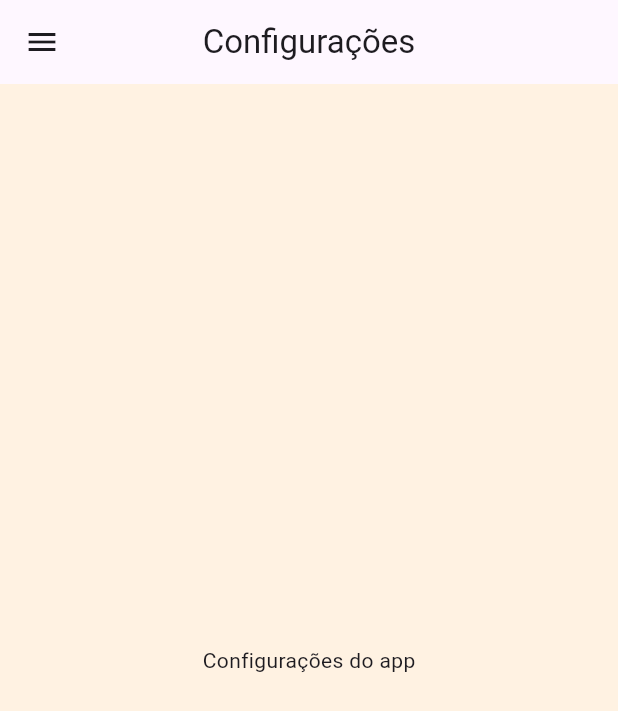
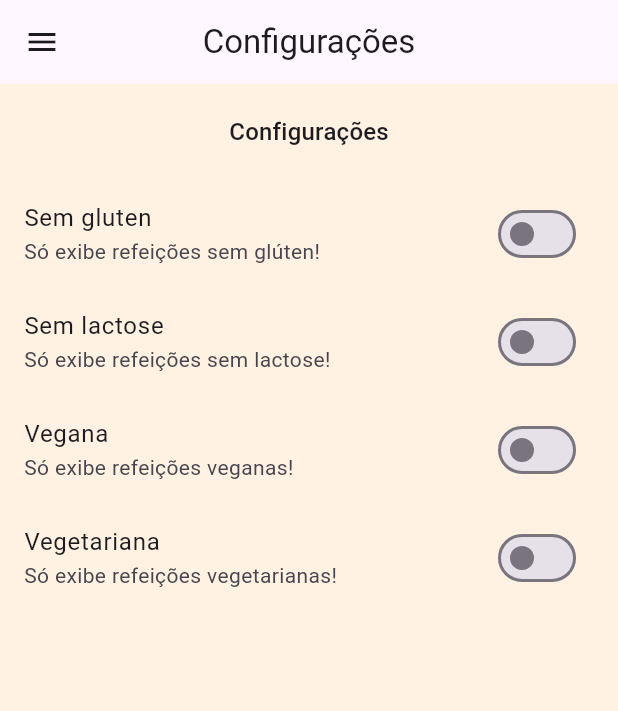
Before and after one commit to gabrielnavas/meals-flutter-app, a Flutter app: the SettingsScreen screen opened by its route, on a phone screen of 412 x 824 dp. Shown: the top 711 px of the screen. Run offline on Flutter 3.47's test engine with Material 3 defaults, Android fonts, the phone set to English and light mode, and no system bars; network calls fail.

Commit message:
add switchs on configuration screen

```diff
--- a/lib/screens/meal_detail_screen.dart
+++ b/lib/screens/meal_detail_screen.dart
@@ -87,6 +87,16 @@ class MealDetailScreen extends StatelessWidget {
           ],
         ),
       ),
+      floatingActionButton: FloatingActionButton(
+        backgroundColor: Colors.amber.shade400,
+        onPressed: () {
+          Navigator.of(context).pop(meal);
+        },
+        shape: RoundedRectangleBorder(borderRadius: BorderRadius.circular(25)),
+        child: const Icon(
+          Icons.star,
+        ),
+      ),
     );
   }
 
--- /dev/null
+++ b/lib/screens/settings.dart
@@ -0,0 +1,6 @@
+class Settings {
+  bool isGlutenFree = false;
+  bool isLactoseFree = false;
+  bool isVegan = false;
+  bool isVegetarian = false;
+}
--- a/lib/screens/settings_screen.dart
+++ b/lib/screens/settings_screen.dart
@@ -1,8 +1,26 @@
 import 'package:flutter/material.dart';
+import 'package:meals_flutter_app/screens/settings.dart';
 import 'package:meals_flutter_app/widgets/main_drawer.dart';
 
-class SettingsScreen extends StatelessWidget {
+class SettingsScreen extends StatefulWidget {
   const SettingsScreen({super.key});
+
+  @override
+  State<SettingsScreen> createState() => _SettingsScreenState();
+}
+
+class _SettingsScreenState extends State<SettingsScreen> {
+  final Settings settings = Settings();
+
+  Widget _createSwitch(String title, String subtitle, bool value,
+      void Function(bool?) onChanged) {
+    return SwitchListTile.adaptive(
+      title: Text(title),
+      subtitle: Text(subtitle),
+      value: value,
+      onChanged: onChanged,
+    );
+  }
 
   @override
   Widget build(BuildContext context) {
@@ -10,9 +28,40 @@ class SettingsScreen extends StatelessWidget {
       appBar: AppBar(
         title: const Text('Configurações'),
       ),
-      drawer: MainDrawer(),
-      body: const Center(
-        child: Text('Configurações do app'),
+      drawer: const MainDrawer(),
+      body: Column(
+        children: [
+          Container(
+            padding: const EdgeInsets.all(20),
+            child: Text('Configurações',
+                style: Theme.of(context).textTheme.titleMedium),
+          ),
+          Expanded(
+              child: ListView(
+            children: [
+              _createSwitch(
+                  'Sem gluten',
+                  'Só exibe refeições sem glúten!',
+                  settings.isGlutenFree,
+                  (value) => setState(() => settings.isGlutenFree = value!)),
+              _createSwitch(
+                  'Sem lactose',
+                  'Só exibe refeições sem lactose!',
+                  settings.isLactoseFree,
+                  (value) => setState(() => settings.isLactoseFree = value!)),
+              _createSwitch(
+                  'Vegana',
+                  'Só exibe refeições veganas!',
+                  settings.isVegan,
+                  (value) => setState(() => settings.isVegan = value!)),
+              _createSwitch(
+                  'Vegetariana',
+                  'Só exibe refeições vegetarianas!',
+                  settings.isVegetarian,
+                  (value) => setState(() => settings.isVegetarian = value!)),
+            ],
+          ))
+        ],
       ),
     );
   }
```
